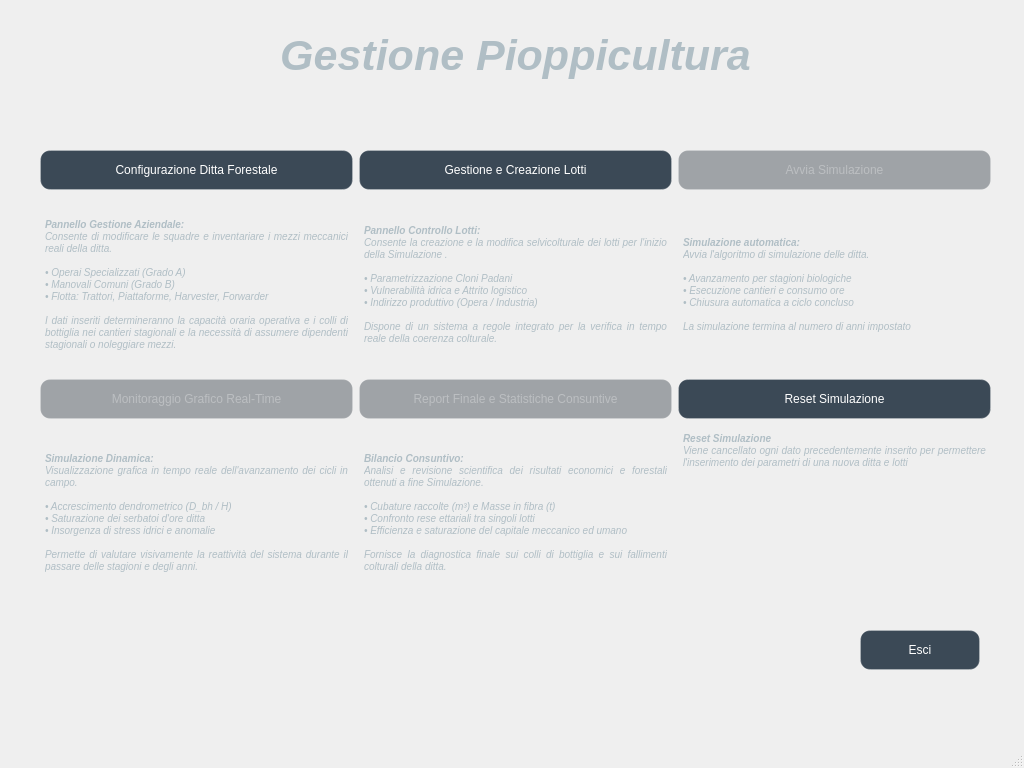
Qt form GUI/pioppeto_main.ui (Seyen75/Gestione_Pioppeto) before a commit.
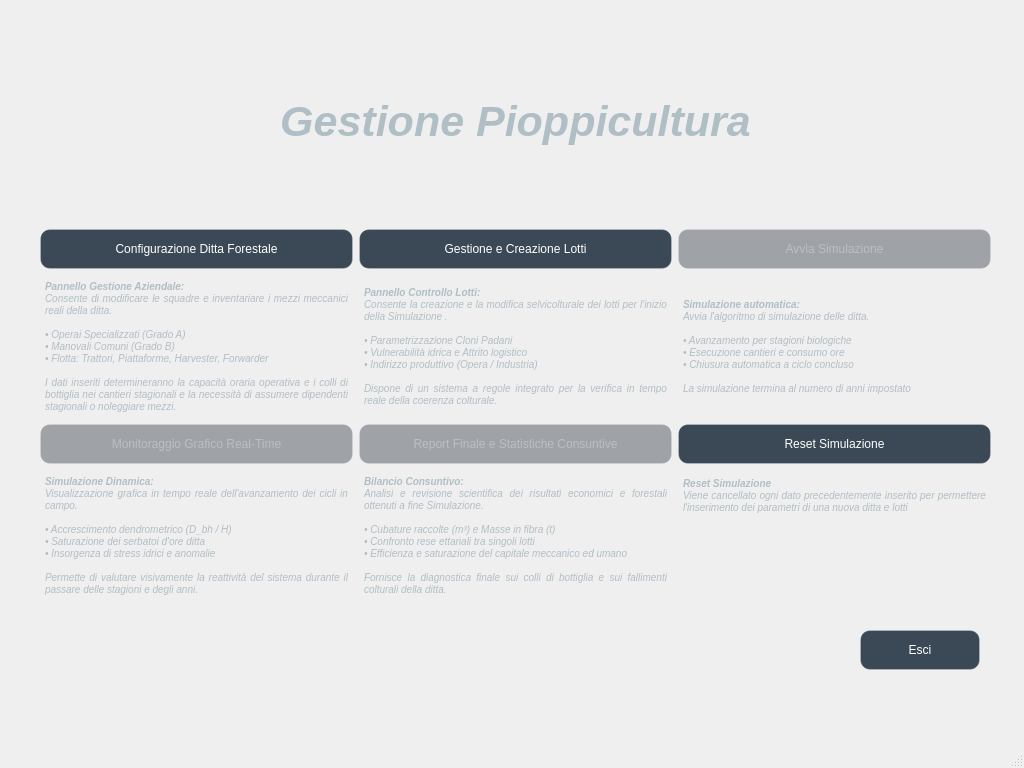
The same form after that commit. Icons and pictures are not drawn.

Patch:
```diff
--- a/GUI/pioppeto_main.ui
+++ b/GUI/pioppeto_main.ui
@@ -129,49 +129,17 @@
      <string>Esci</string>
     </property>
    </widget>
-   <widget class="QLabel" name="label_titolo">
-    <property name="geometry">
-     <rect>
-      <x>40</x>
-      <y>10</y>
-      <width>951</width>
-      <height>91</height>
-     </rect>
-    </property>
-    <property name="text">
-     <string>Gestione Pioppicultura</string>
-    </property>
-    <property name="alignment">
-     <set>Qt::AlignmentFlag::AlignCenter</set>
-    </property>
-   </widget>
    <widget class="QWidget" name="layoutWidget">
     <property name="geometry">
      <rect>
       <x>40</x>
-      <y>150</y>
+      <y>20</y>
       <width>951</width>
-      <height>451</height>
+      <height>581</height>
      </rect>
     </property>
     <layout class="QGridLayout" name="gridLayout" columnstretch="1,1,1">
-     <item row="3" column="0">
-      <widget class="QLabel" name="label">
-       <property name="text">
-        <string>&lt;html&gt;&lt;head/&gt;&lt;body&gt;&lt;p&gt;&lt;span style=&quot; font-weight:700;&quot;&gt;Pannello Gestione Aziendale:&lt;/span&gt;&lt;br/&gt;Consente di modificare le squadre e inventariare i mezzi meccanici reali della ditta.&lt;br/&gt;&lt;br/&gt;• Operai Specializzati (Grado A)&lt;br/&gt;• Manovali Comuni (Grado B)&lt;br/&gt;• Flotta: Trattori, Piattaforme, Harvester, Forwarder&lt;br/&gt;&lt;br/&gt;I dati inseriti determineranno la capacità oraria operativa e i colli di bottiglia nei cantieri stagionali e la necessità di assumere dipendenti stagionali o noleggiare mezzi.&lt;/p&gt;&lt;/body&gt;&lt;/html&gt;</string>
-       </property>
-       <property name="textFormat">
-        <enum>Qt::TextFormat::RichText</enum>
-       </property>
-       <property name="alignment">
-        <set>Qt::AlignmentFlag::AlignJustify|Qt::AlignmentFlag::AlignVCenter</set>
-       </property>
-       <property name="wordWrap">
-        <bool>true</bool>
-       </property>
-      </widget>
-     </item>
-     <item row="0" column="1">
+     <item row="1" column="1">
       <widget class="QPushButton" name="btn_gestione_lotti">
        <property name="sizePolicy">
         <sizepolicy hsizetype="Expanding" vsizetype="Fixed">
@@ -193,7 +161,23 @@
        </property>
       </widget>
      </item>
-     <item row="5" column="1">
+     <item row="6" column="2">
+      <widget class="QLabel" name="label_6">
+       <property name="text">
+        <string>&lt;b&gt;Reset Simulazione&lt;/b&gt;&lt;br&gt;
+Viene cancellato ogni dato precedentemente inserito per permettere l'inserimento dei parametri di una nuova ditta e lotti&lt;br&gt;&lt;br&gt;
+
+</string>
+       </property>
+       <property name="alignment">
+        <set>Qt::AlignmentFlag::AlignJustify|Qt::AlignmentFlag::AlignTop</set>
+       </property>
+       <property name="wordWrap">
+        <bool>true</bool>
+       </property>
+      </widget>
+     </item>
+     <item row="6" column="1">
       <widget class="QLabel" name="label_5">
        <property name="text">
         <string>&lt;b&gt;Bilancio Consuntivo:&lt;/b&gt;&lt;br&gt;
@@ -211,25 +195,7 @@
        </property>
       </widget>
      </item>
-     <item row="5" column="0">
-      <widget class="QLabel" name="label_4">
-       <property name="text">
-        <string>&lt;b&gt;Simulazione Dinamica:&lt;/b&gt;&lt;br&gt;
-Visualizzazione grafica in tempo reale dell'avanzamento dei cicli in campo.&lt;br&gt;&lt;br&gt;
-• Accrescimento dendrometrico (D_bh / H)&lt;br&gt;
-• Saturazione dei serbatoi d'ore ditta&lt;br&gt;
-• Insorgenza di stress idrici e anomalie&lt;br&gt;&lt;br&gt;
-&lt;i&gt;Permette di valutare visivamente la reattività del sistema durante il passare delle stagioni e degli anni.&lt;/i&gt;</string>
-       </property>
-       <property name="alignment">
-        <set>Qt::AlignmentFlag::AlignJustify|Qt::AlignmentFlag::AlignVCenter</set>
-       </property>
-       <property name="wordWrap">
-        <bool>true</bool>
-       </property>
-      </widget>
-     </item>
-     <item row="4" column="1">
+     <item row="5" column="1">
       <widget class="QPushButton" name="btn_valutazioni">
        <property name="enabled">
         <bool>false</bool>
@@ -254,7 +220,7 @@
        </property>
       </widget>
      </item>
-     <item row="3" column="1">
+     <item row="4" column="1">
       <widget class="QLabel" name="label_2">
        <property name="text">
         <string>&lt;html&gt;&lt;head/&gt;&lt;body&gt;&lt;p&gt;&lt;span style=&quot; font-weight:700;&quot;&gt;Pannello Controllo Lotti:&lt;/span&gt;&lt;br/&gt;Consente la creazione e la modifica selvicolturale dei lotti per l'inizio della Simulazione .&lt;br/&gt;&lt;br/&gt;• Parametrizzazione Cloni Padani&lt;br/&gt;• Vulnerabilità idrica e Attrito logistico&lt;br/&gt;• Indirizzo produttivo (Opera / Industria)&lt;br/&gt;&lt;br/&gt;Dispone di un sistema a regole integrato per la verifica in tempo reale della coerenza colturale.&lt;/p&gt;&lt;/body&gt;&lt;/html&gt;</string>
@@ -270,79 +236,7 @@
        </property>
       </widget>
      </item>
-     <item row="0" column="0">
-      <widget class="QPushButton" name="btn_gestione_ditta">
-       <property name="sizePolicy">
-        <sizepolicy hsizetype="Expanding" vsizetype="Fixed">
-         <horstretch>0</horstretch>
-         <verstretch>0</verstretch>
-        </sizepolicy>
-       </property>
-       <property name="text">
-        <string>Configurazione Ditta Forestale</string>
-       </property>
-       <property name="icon">
-        <iconset theme="contact-new"/>
-       </property>
-       <property name="iconSize">
-        <size>
-         <width>32</width>
-         <height>32</height>
-        </size>
-       </property>
-      </widget>
-     </item>
-     <item row="4" column="0">
-      <widget class="QPushButton" name="btn_monitoraggio">
-       <property name="enabled">
-        <bool>false</bool>
-       </property>
-       <property name="sizePolicy">
-        <sizepolicy hsizetype="Expanding" vsizetype="Fixed">
-         <horstretch>0</horstretch>
-         <verstretch>0</verstretch>
-        </sizepolicy>
-       </property>
-       <property name="text">
-        <string>Monitoraggio Grafico Real-Time</string>
-       </property>
-       <property name="icon">
-        <iconset theme="document-print"/>
-       </property>
-       <property name="iconSize">
-        <size>
-         <width>32</width>
-         <height>32</height>
-        </size>
-       </property>
-      </widget>
-     </item>
-     <item row="0" column="2">
-      <widget class="QPushButton" name="btn_simulazione">
-       <property name="enabled">
-        <bool>false</bool>
-       </property>
-       <property name="sizePolicy">
-        <sizepolicy hsizetype="Expanding" vsizetype="Fixed">
-         <horstretch>0</horstretch>
-         <verstretch>0</verstretch>
-        </sizepolicy>
-       </property>
-       <property name="text">
-        <string>Avvia Simulazione</string>
-       </property>
-       <property name="icon">
-        <iconset theme="media-playback-start"/>
-       </property>
-       <property name="iconSize">
-        <size>
-         <width>32</width>
-         <height>32</height>
-        </size>
-       </property>
-      </widget>
-     </item>
-     <item row="3" column="2">
+     <item row="4" column="2">
       <widget class="QLabel" name="label_3">
        <property name="text">
         <string>&lt;b&gt;Simulazione automatica:&lt;/b&gt;&lt;br&gt;
@@ -360,7 +254,113 @@
        </property>
       </widget>
      </item>
-     <item row="4" column="2">
+     <item row="1" column="0">
+      <widget class="QPushButton" name="btn_gestione_ditta">
+       <property name="sizePolicy">
+        <sizepolicy hsizetype="Expanding" vsizetype="Fixed">
+         <horstretch>0</horstretch>
+         <verstretch>0</verstretch>
+        </sizepolicy>
+       </property>
+       <property name="text">
+        <string>Configurazione Ditta Forestale</string>
+       </property>
+       <property name="icon">
+        <iconset theme="contact-new"/>
+       </property>
+       <property name="iconSize">
+        <size>
+         <width>32</width>
+         <height>32</height>
+        </size>
+       </property>
+      </widget>
+     </item>
+     <item row="6" column="0">
+      <widget class="QLabel" name="label_4">
+       <property name="text">
+        <string>&lt;b&gt;Simulazione Dinamica:&lt;/b&gt;&lt;br&gt;
+Visualizzazione grafica in tempo reale dell'avanzamento dei cicli in campo.&lt;br&gt;&lt;br&gt;
+• Accrescimento dendrometrico (D_bh / H)&lt;br&gt;
+• Saturazione dei serbatoi d'ore ditta&lt;br&gt;
+• Insorgenza di stress idrici e anomalie&lt;br&gt;&lt;br&gt;
+&lt;i&gt;Permette di valutare visivamente la reattività del sistema durante il passare delle stagioni e degli anni.&lt;/i&gt;</string>
+       </property>
+       <property name="alignment">
+        <set>Qt::AlignmentFlag::AlignJustify|Qt::AlignmentFlag::AlignVCenter</set>
+       </property>
+       <property name="wordWrap">
+        <bool>true</bool>
+       </property>
+      </widget>
+     </item>
+     <item row="4" column="0">
+      <widget class="QLabel" name="label">
+       <property name="text">
+        <string>&lt;html&gt;&lt;head/&gt;&lt;body&gt;&lt;p&gt;&lt;span style=&quot; font-weight:700;&quot;&gt;Pannello Gestione Aziendale:&lt;/span&gt;&lt;br/&gt;Consente di modificare le squadre e inventariare i mezzi meccanici reali della ditta.&lt;br/&gt;&lt;br/&gt;• Operai Specializzati (Grado A)&lt;br/&gt;• Manovali Comuni (Grado B)&lt;br/&gt;• Flotta: Trattori, Piattaforme, Harvester, Forwarder&lt;br/&gt;&lt;br/&gt;I dati inseriti determineranno la capacità oraria operativa e i colli di bottiglia nei cantieri stagionali e la necessità di assumere dipendenti stagionali o noleggiare mezzi.&lt;/p&gt;&lt;/body&gt;&lt;/html&gt;</string>
+       </property>
+       <property name="textFormat">
+        <enum>Qt::TextFormat::RichText</enum>
+       </property>
+       <property name="alignment">
+        <set>Qt::AlignmentFlag::AlignJustify|Qt::AlignmentFlag::AlignVCenter</set>
+       </property>
+       <property name="wordWrap">
+        <bool>true</bool>
+       </property>
+      </widget>
+     </item>
+     <item row="1" column="2">
+      <widget class="QPushButton" name="btn_simulazione">
+       <property name="enabled">
+        <bool>false</bool>
+       </property>
+       <property name="sizePolicy">
+        <sizepolicy hsizetype="Expanding" vsizetype="Fixed">
+         <horstretch>0</horstretch>
+         <verstretch>0</verstretch>
+        </sizepolicy>
+       </property>
+       <property name="text">
+        <string>Avvia Simulazione</string>
+       </property>
+       <property name="icon">
+        <iconset theme="media-playback-start"/>
+       </property>
+       <property name="iconSize">
+        <size>
+         <width>32</width>
+         <height>32</height>
+        </size>
+       </property>
+      </widget>
+     </item>
+     <item row="5" column="0">
+      <widget class="QPushButton" name="btn_monitoraggio">
+       <property name="enabled">
+        <bool>false</bool>
+       </property>
+       <property name="sizePolicy">
+        <sizepolicy hsizetype="Expanding" vsizetype="Fixed">
+         <horstretch>0</horstretch>
+         <verstretch>0</verstretch>
+        </sizepolicy>
+       </property>
+       <property name="text">
+        <string>Monitoraggio Grafico Real-Time</string>
+       </property>
+       <property name="icon">
+        <iconset theme="document-print"/>
+       </property>
+       <property name="iconSize">
+        <size>
+         <width>32</width>
+         <height>32</height>
+        </size>
+       </property>
+      </widget>
+     </item>
+     <item row="5" column="2">
       <widget class="QPushButton" name="btn_reset">
        <property name="enabled">
         <bool>true</bool>
@@ -385,19 +385,19 @@
        </property>
       </widget>
      </item>
-     <item row="5" column="2">
-      <widget class="QLabel" name="label_6">
+     <item row="0" column="0" colspan="3">
+      <widget class="QLabel" name="label_titolo">
+       <property name="sizePolicy">
+        <sizepolicy hsizetype="Expanding" vsizetype="Expanding">
+         <horstretch>0</horstretch>
+         <verstretch>0</verstretch>
+        </sizepolicy>
+       </property>
        <property name="text">
-        <string>&lt;b&gt;Reset Simulazione&lt;/b&gt;&lt;br&gt;
-Viene cancellato ogni dato precedentemente inserito per permettere l'inserimento dei parametri di una nuova ditta e lotti&lt;br&gt;&lt;br&gt;
-
-</string>
+        <string>Gestione Pioppicultura</string>
        </property>
        <property name="alignment">
-        <set>Qt::AlignmentFlag::AlignJustify|Qt::AlignmentFlag::AlignTop</set>
-       </property>
-       <property name="wordWrap">
-        <bool>true</bool>
+        <set>Qt::AlignmentFlag::AlignCenter</set>
        </property>
       </widget>
      </item>
```
Left out of the diff: 2 changed lines with no effect on the pictures.
